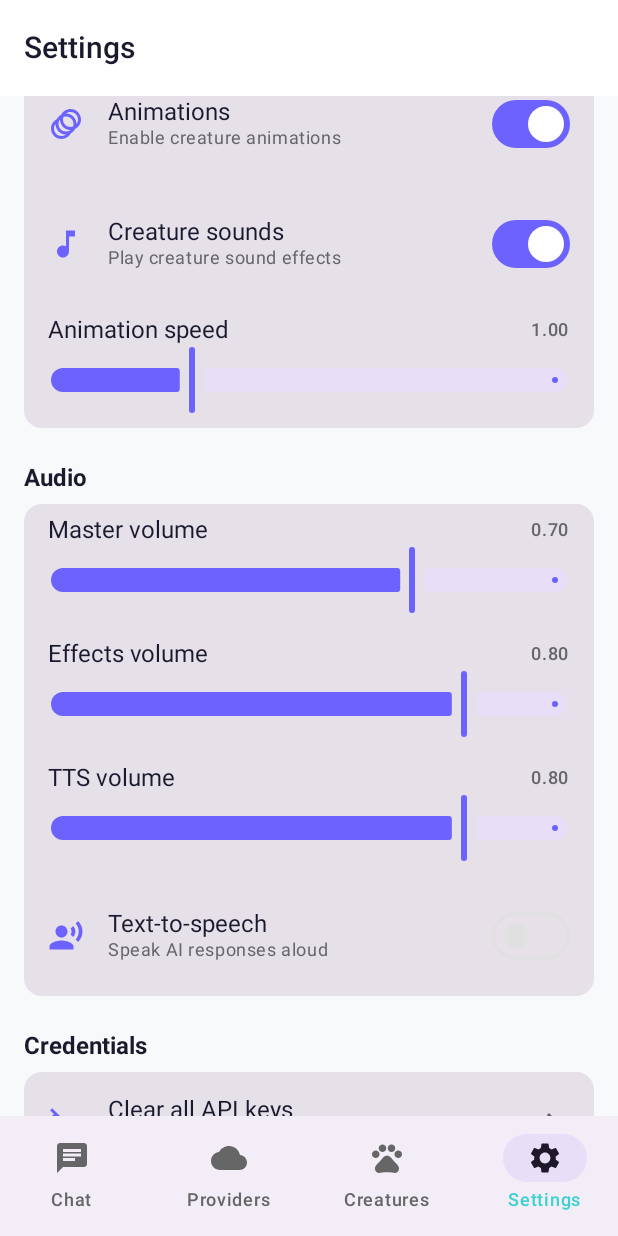
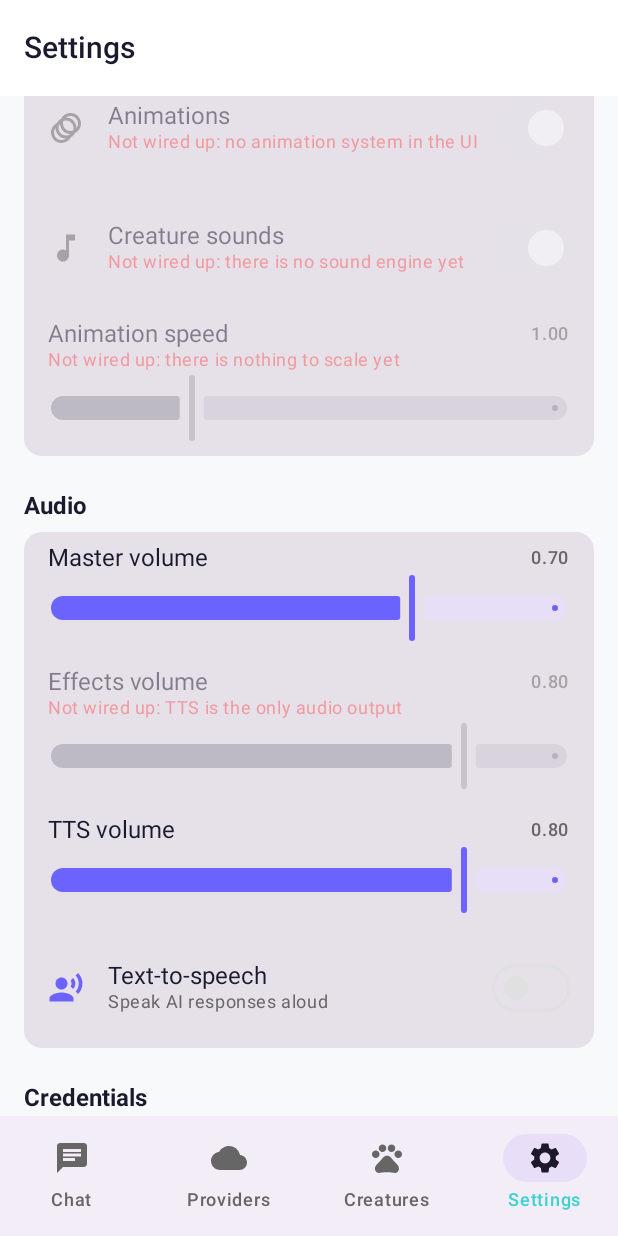
Before and after one commit to LoopyLuci/ScreenBuddy, an Android app built with Jetpack Compose: the SettingsScreen screen opened through its navigation route, scrolled down 952 dp, on a phone screen of 412 x 824 dp. Run offline under Robolectric (Android 15) with nearby library versions, the phone set to English and light mode, and no system bars; our stand-ins replace Room's generated code.

Commit message:
Disable the Android settings that still do nothing, and say why
Follow-up to the audit. Nine switches and sliders stored a value nothing read;
four are now wired, and the rest are dimmed with the missing capability named
rather than left looking functional.

Each reason states what is absent, not a generic apology: "no notification
channel exists", "no boot receiver is registered", "no animation system in the
UI", "TTS is the only audio output". That distinction matters - a reader can tell
whether a setting is waiting on a permission, a service, or a feature nobody has
built yet.

Verified on a Nokia 7.2: the General section shows three dimmed switches with
their red explanations, while Temperature reads 1.40 and Response length 256 -
the exact values the settings probe sent through IPC - fully enabled. The
labelling and the working path are visible in the same screenshot.

Co-Authored-By: Claude Opus 4.8 (1M context) <noreply@anthropic.com>

```diff
--- a/ScreenBuddy-Android/app/src/main/java/com/screenbuddy/android/ui/screens/SettingsScreen.kt
+++ b/ScreenBuddy-Android/app/src/main/java/com/screenbuddy/android/ui/screens/SettingsScreen.kt
@@ -1,6 +1,7 @@
 package com.screenbuddy.android.ui.screens
 
 import androidx.compose.foundation.clickable
+import androidx.compose.ui.draw.alpha
 import androidx.compose.foundation.layout.*
 import androidx.compose.foundation.lazy.LazyColumn
 import androidx.compose.foundation.lazy.items
@@ -67,21 +68,24 @@ private fun SettingsContent(
                     "Show notifications",
                     Icons.Filled.Notifications,
                     uiState.notificationsEnabled,
-                    viewModel::setNotifications
+                    viewModel::setNotifications,
+                    unavailableReason = "Not wired up: no notification channel exists"
                 )
                 SettingsToggle(
                     "Sound effects",
                     "Play UI sounds",
                     Icons.Filled.VolumeUp,
                     uiState.soundEffectsEnabled,
-                    viewModel::setSoundEffects
+                    viewModel::setSoundEffects,
+                    unavailableReason = "Not wired up: no UI sounds are played"
                 )
                 SettingsToggle(
                     "Auto-start",
                     "Launch ScreenBuddy on boot",
                     Icons.Filled.Power,
                     uiState.autoStart,
-                    viewModel::setAutoStart
+                    viewModel::setAutoStart,
+                    unavailableReason = "Not wired up: no boot receiver is registered"
                 )
             }
         }
@@ -146,27 +150,33 @@ private fun SettingsContent(
                     "Display your companions",
                     Icons.Filled.Pets,
                     uiState.showCreatures,
-                    viewModel::setShowCreatures
+                    viewModel::setShowCreatures,
+                    unavailableReason = "Not wired up: creatures have no persistent presence"
                 )
                 SettingsToggle(
                     "Animations",
-                    "Enable creature animations",
+                    "Animate your companions",
                     Icons.Filled.Animation,
                     uiState.animationsEnabled,
-                    viewModel::setAnimations
+                    viewModel::setAnimations,
+                    unavailableReason = "Not wired up: no animation system in the UI"
                 )
                 SettingsToggle(
                     "Creature sounds",
                     "Play creature sound effects",
                     Icons.Filled.MusicNote,
                     uiState.creatureSoundsEnabled,
-                    viewModel::setCreatureSounds
+                    viewModel::setCreatureSounds,
+                    unavailableReason = "Not wired up: there is no sound engine yet"
                 )
+                // animation_speed: the Compose UI has no animation system, so
+                // there is nothing to scale. Left visible and labelled.
                 SettingsSlider(
                     "Animation speed",
                     uiState.animationSpeed,
                     0.25f..3f,
-                    viewModel::setAnimationSpeed
+                    viewModel::setAnimationSpeed,
+                    unavailableReason = "Not wired up: there is nothing to scale yet"
                 )
             }
         }
@@ -174,7 +184,13 @@ private fun SettingsContent(
         item {
             SettingsSection("Audio") {
                 SettingsSlider("Master volume", uiState.masterVolume, 0f..1f, viewModel::setMasterVolume)
-                SettingsSlider("Effects volume", uiState.effectsVolume, 0f..1f, viewModel::setEffectsVolume)
+                SettingsSlider(
+                    "Effects volume",
+                    uiState.effectsVolume,
+                    0f..1f,
+                    viewModel::setEffectsVolume,
+                    unavailableReason = "Not wired up: TTS is the only audio output"
+                )
                 SettingsSlider("TTS volume", uiState.ttsVolume, 0f..1f, viewModel::setTtsVolume)
                 SettingsToggle(
                     "Text-to-speech",
@@ -362,23 +378,51 @@ fun SettingsToggle(
     description: String,
     icon: androidx.compose.ui.graphics.vector.ImageVector,
     state: Boolean,
-    onToggle: (Boolean) -> Unit
+    onToggle: (Boolean) -> Unit,
+    /**
+     * Why this control does nothing yet, or null when it works.
+     *
+     * Nine switches on this screen stored a value nothing read. A control that
+     * looks live and silently does nothing is the worst outcome, so they are
+     * disabled and say so. See tools/android_surface_audit.py, which is what
+     * found them.
+     */
+    unavailableReason: String? = null
 ) {
+    val enabled = unavailableReason == null
     Row(
-        modifier = Modifier.fillMaxWidth().padding(16.dp),
+        modifier = Modifier
+            .fillMaxWidth()
+            .padding(16.dp)
+            .then(
+                if (enabled) Modifier
+                else Modifier.alpha(0.5f)
+            ),
         verticalAlignment = Alignment.CenterVertically
     ) {
-        Icon(icon, contentDescription = null, tint = MaterialTheme.colorScheme.primary)
+        Icon(
+            icon,
+            contentDescription = null,
+            tint = if (enabled) MaterialTheme.colorScheme.primary
+            else MaterialTheme.colorScheme.onSurfaceVariant
+        )
         Spacer(Modifier.width(16.dp))
         Column(Modifier.weight(1f)) {
             Text(title, style = MaterialTheme.typography.bodyLarge)
             Text(
-                description,
+                // When unavailable the reason replaces the description, so the
+                // user is never left guessing.
+                unavailableReason ?: description,
                 style = MaterialTheme.typography.bodySmall,
-                color = MaterialTheme.colorScheme.onSurfaceVariant
+                color = if (enabled) MaterialTheme.colorScheme.onSurfaceVariant
+                else MaterialTheme.colorScheme.error
             )
         }
-        Switch(checked = state, onCheckedChange = onToggle)
+        Switch(
+            checked = state,
+            onCheckedChange = onToggle,
+            enabled = enabled
+        )
     }
 }
 
@@ -387,9 +431,17 @@ fun SettingsSlider(
     title: String,
     value: Float,
     valueRange: ClosedFloatingPointRange<Float>,
-    onValueChange: (Float) -> Unit
+    onValueChange: (Float) -> Unit,
+    /** Why this control does nothing yet, or null when it works. */
+    unavailableReason: String? = null
 ) {
-    Column(Modifier.fillMaxWidth().padding(horizontal = 16.dp, vertical = 8.dp)) {
+    val enabled = unavailableReason == null
+    Column(
+        Modifier
+            .fillMaxWidth()
+            .padding(horizontal = 16.dp, vertical = 8.dp)
+            .then(if (enabled) Modifier else Modifier.alpha(0.5f))
+    ) {
         Row(verticalAlignment = Alignment.CenterVertically) {
             Text(title, style = MaterialTheme.typography.bodyLarge, modifier = Modifier.weight(1f))
             Text(
@@ -398,10 +450,18 @@ fun SettingsSlider(
                 color = MaterialTheme.colorScheme.onSurfaceVariant
             )
         }
+        if (unavailableReason != null) {
+            Text(
+                unavailableReason,
+                style = MaterialTheme.typography.bodySmall,
+                color = MaterialTheme.colorScheme.error
+            )
+        }
         Slider(
             value = value.coerceIn(valueRange),
             onValueChange = onValueChange,
-            valueRange = valueRange
+            valueRange = valueRange,
+            enabled = enabled
         )
     }
 }
```
